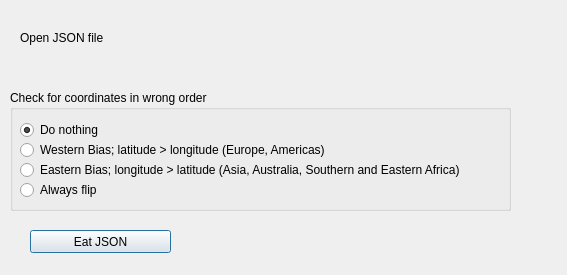
The window that json_eater_dialog_base.ui (PeterBrodersen/JSONEater) describes before a commit, drawn with Qt 5.
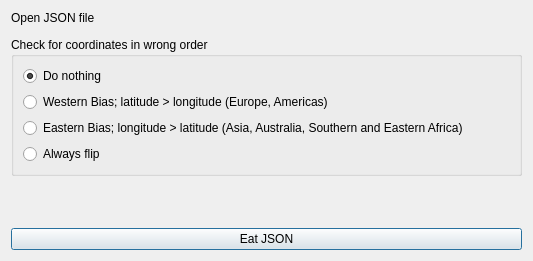
The same window after the commit. Custom widgets are drawn as their Qt base class.

Commit message: Updated UI window, not experimental anymore

```diff
--- a/json_eater_dialog_base.ui
+++ b/json_eater_dialog_base.ui
@@ -6,92 +6,45 @@
    <rect>
     <x>0</x>
     <y>0</y>
-    <width>567</width>
-    <height>275</height>
+    <width>533</width>
+    <height>261</height>
    </rect>
   </property>
   <property name="windowTitle">
    <string>JSON Eater</string>
   </property>
+  <layout class="QVBoxLayout" name="verticalLayout_2">
+   <item>
+    <layout class="QVBoxLayout" name="verticalLayout">
+     <item>
+      <layout class="QGridLayout" name="gridLayout">
+       <item row="0" column="0">
+        <widget class="QLabel" name="label">
+         <property name="text">
+          <string>Open JSON file</string>
+         </property>
+        </widget>
+       </item>
+       <item row="1" column="0">
   <widget class="QgsFileWidget" name="mQgsFileWidget">
-   <property name="geometry">
-    <rect>
-     <x>20</x>
-     <y>50</y>
-     <width>491</width>
-     <height>21</height>
-    </rect>
-   </property>
    <property name="filter">
     <string>*.json</string>
    </property>
   </widget>
-  <widget class="QLabel" name="label">
-   <property name="geometry">
-    <rect>
-     <x>20</x>
-     <y>30</y>
-     <width>351</width>
-     <height>16</height>
-    </rect>
-   </property>
-   <property name="text">
-    <string>Open JSON file</string>
-   </property>
-  </widget>
-  <widget class="QPushButton" name="pushButton_eatjson">
-   <property name="geometry">
-    <rect>
-     <x>30</x>
-     <y>230</y>
-     <width>141</width>
-     <height>23</height>
-    </rect>
-   </property>
-   <property name="text">
-    <string>Eat JSON</string>
-   </property>
-  </widget>
+       </item>
+      </layout>
+     </item>
+     <item>
   <widget class="QGroupBox" name="groupBox">
    <property name="enabled">
     <bool>true</bool>
    </property>
-   <property name="geometry">
-    <rect>
-     <x>10</x>
-     <y>90</y>
-     <width>501</width>
-     <height>121</height>
-    </rect>
-   </property>
    <property name="title">
     <string>Check for coordinates in wrong order</string>
    </property>
-   <widget class="QRadioButton" name="rb_swap_flip">
-    <property name="geometry">
-     <rect>
-      <x>10</x>
-      <y>90</y>
-      <width>391</width>
-      <height>20</height>
-     </rect>
-    </property>
-    <property name="text">
-     <string>Always flip</string>
-    </property>
-    <property name="checked">
-     <bool>false</bool>
-    </property>
-   </widget>
+       <layout class="QGridLayout" name="gridLayout_2">
+        <item row="0" column="0">
    <widget class="QRadioButton" name="rb_swap_nothing">
-    <property name="geometry">
-     <rect>
-      <x>10</x>
-      <y>30</y>
-      <width>391</width>
-      <height>20</height>
-     </rect>
-    </property>
     <property name="text">
      <string>Do nothing</string>
     </property>
@@ -99,28 +52,9 @@
      <bool>true</bool>
     </property>
    </widget>
-   <widget class="QRadioButton" name="rb_swap_eastern">
-    <property name="geometry">
-     <rect>
-      <x>10</x>
-      <y>70</y>
-      <width>481</width>
-      <height>20</height>
-     </rect>
-    </property>
-    <property name="text">
-     <string>Eastern Bias; longitude &gt; latitude (Asia, Australia, Southern and Eastern Africa)</string>
-    </property>
-   </widget>
+        </item>
+        <item row="1" column="0">
    <widget class="QRadioButton" name="rb_swap_western">
-    <property name="geometry">
-     <rect>
-      <x>10</x>
-      <y>50</y>
-      <width>391</width>
-      <height>20</height>
-     </rect>
-    </property>
     <property name="text">
      <string>Western Bias; latitude &gt; longitude (Europe, Americas)</string>
     </property>
@@ -128,7 +62,63 @@
      <bool>false</bool>
     </property>
    </widget>
-  </widget>
+        </item>
+        <item row="2" column="0">
+         <widget class="QRadioButton" name="rb_swap_eastern">
+          <property name="text">
+           <string>Eastern Bias; longitude &gt; latitude (Asia, Australia, Southern and Eastern Africa)</string>
+          </property>
+         </widget>
+        </item>
+        <item row="3" column="0">
+         <widget class="QRadioButton" name="rb_swap_flip">
+          <property name="text">
+           <string>Always flip</string>
+          </property>
+          <property name="checked">
+           <bool>false</bool>
+          </property>
+         </widget>
+        </item>
+       </layout>
+      </widget>
+     </item>
+     <item>
+      <spacer name="verticalSpacer_2">
+       <property name="orientation">
+        <enum>Qt::Vertical</enum>
+       </property>
+       <property name="sizeHint" stdset="0">
+        <size>
+         <width>20</width>
+         <height>40</height>
+        </size>
+       </property>
+      </spacer>
+     </item>
+     <item>
+      <spacer name="verticalSpacer">
+       <property name="orientation">
+        <enum>Qt::Vertical</enum>
+       </property>
+       <property name="sizeHint" stdset="0">
+        <size>
+         <width>20</width>
+         <height>40</height>
+        </size>
+       </property>
+      </spacer>
+     </item>
+     <item>
+      <widget class="QPushButton" name="pushButton_eatjson">
+       <property name="text">
+        <string>Eat JSON</string>
+       </property>
+      </widget>
+     </item>
+    </layout>
+   </item>
+  </layout>
  </widget>
  <customwidgets>
   <customwidget>
```
Lines whose indentation alone changed are shown as unchanged. The commit also changes 1 other file.
